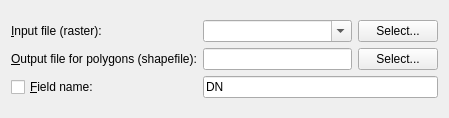
Old version of the form qgis/python/plugins/GdalTools/tools/widgetPolygonize.ui in the repository sourcepole/qgis.
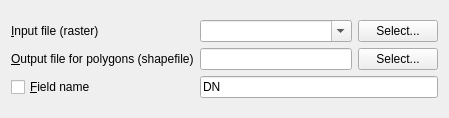
New version of the form.

The edit to the form file:
```diff
--- a/qgis/python/plugins/GdalTools/tools/widgetPolygonize.ui
+++ b/qgis/python/plugins/GdalTools/tools/widgetPolygonize.ui
@@ -25,7 +25,7 @@
      <item row="0" column="0">
       <widget class="QLabel" name="label">
        <property name="text">
-        <string>&amp;Input file (raster):</string>
+        <string>&amp;Input file (raster)</string>
        </property>
        <property name="buddy">
         <cstring>selectInputFileButton</cstring>
@@ -62,7 +62,7 @@
      <item row="1" column="0">
       <widget class="QLabel" name="label_2">
        <property name="text">
-        <string>&amp;Output file for polygons (shapefile):</string>
+        <string>&amp;Output file for polygons (shapefile)</string>
        </property>
        <property name="buddy">
         <cstring>selectOutputFileButton</cstring>
@@ -93,7 +93,7 @@
      <item row="2" column="0">
       <widget class="QCheckBox" name="fieldCheck">
        <property name="text">
-        <string>&amp;Field name:</string>
+        <string>&amp;Field name</string>
        </property>
       </widget>
      </item>
```
